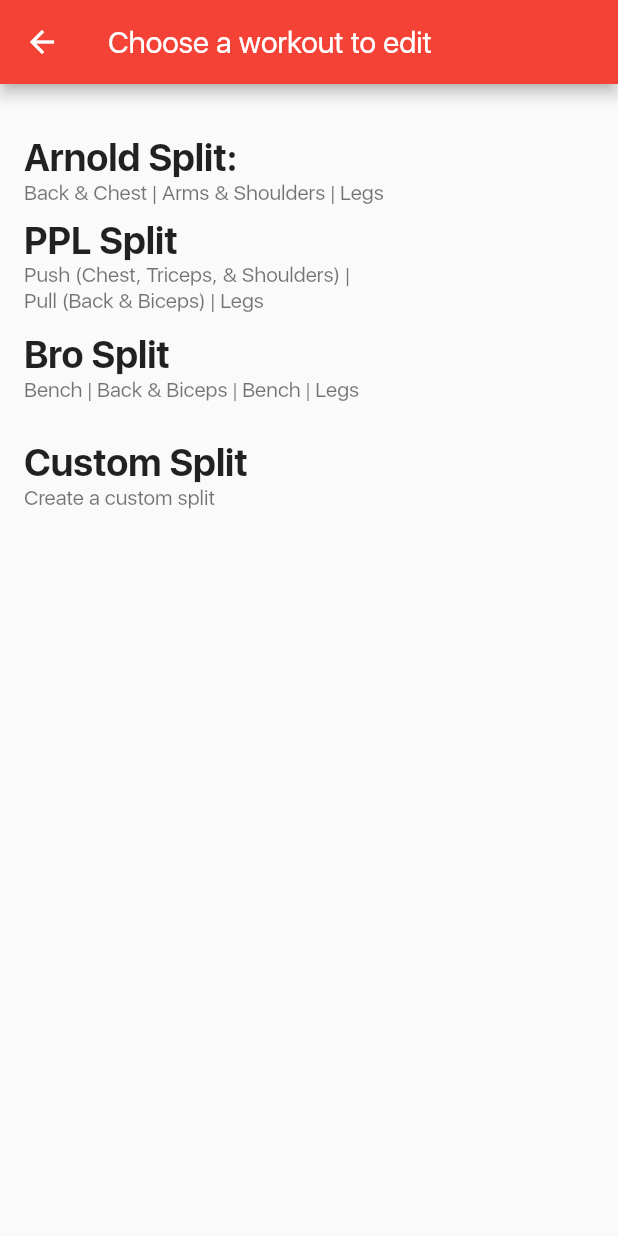
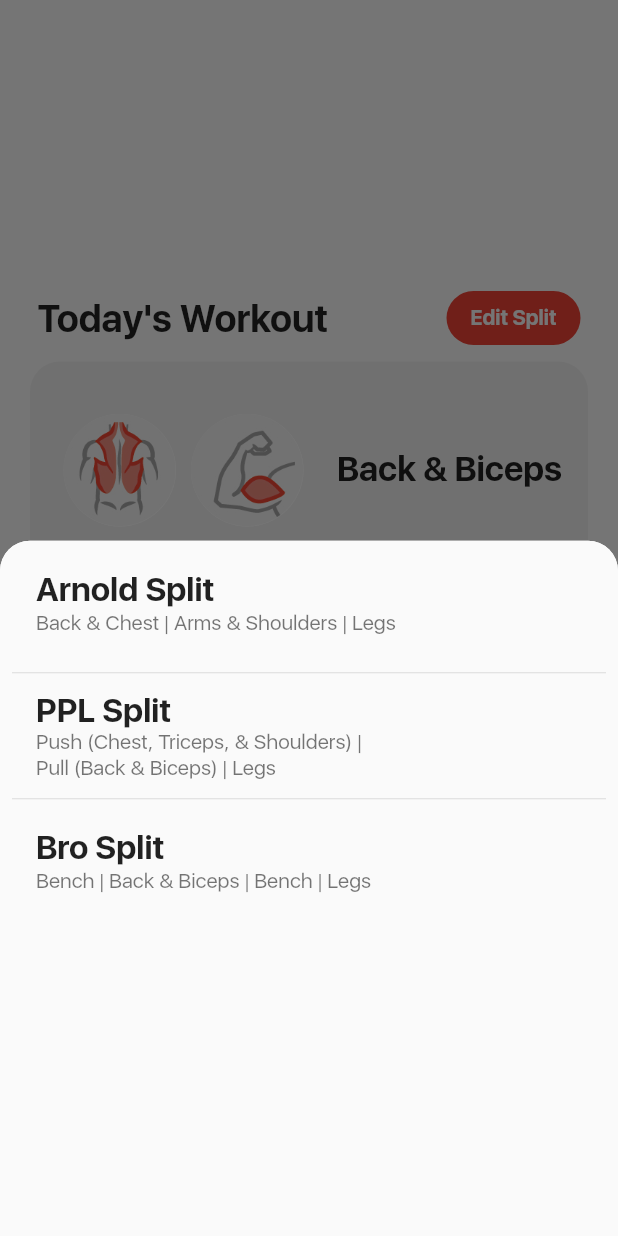
Before and after one commit to TrevorHuval/Mog, a Flutter app: the Fitness screen opened directly, after a tap on "Edit Split", on a phone screen of 412 x 824 dp. Run offline on Flutter 3.47's test engine with Material 2 defaults, Android fonts, the phone set to English and light mode, and no system bars; our stand-ins replace cloud_firestore, convex_bottom_bar, firebase_auth, firebase_core, fl_chart, percent_indicator and 1 more; missing offline and left inert: cloud_firestore_web, firebase_auth_web, firebase_core_web, firebase_database_web; accounts and stored records are empty; project files that could hold a hidden picture were left out.

Commit message:
Added bottom selection for split

```diff
--- a/lib/screens/fitness.dart
+++ b/lib/screens/fitness.dart
@@ -38,24 +38,37 @@ class _Fitness extends State<Fitness> {
                             fontWeight: FontWeight.bold,
                           )),
                     ),
-                    Container(
+                    GestureDetector(
+                      child: Container(
                         margin: EdgeInsets.only(right: 25),
                         child: ElevatedButton(
                           style: ElevatedButton.styleFrom(
                               elevation: 0,
-                            shape: new RoundedRectangleBorder(
-                                borderRadius: new BorderRadius.circular(20))),
+                              shape: RoundedRectangleBorder(
+                                  borderRadius: BorderRadius.circular(20))),
                           onPressed: () {
-                          Navigator.push(
-                            context,
-                            MaterialPageRoute(
-                              builder: (context) => split(),
-                            ),
-                          );
+                            showModalBottomSheet(
+                                shape: RoundedRectangleBorder(
+                                    borderRadius: BorderRadius.circular(20)),
+                                context: context,
+                                builder: (context) {
+                                  return Container(
+                                      decoration: BoxDecoration(
+                                          color: Theme.of(context).canvasColor,
+                                          borderRadius: const BorderRadius.only(
+                                            topLeft: Radius.circular(20),
+                                            topRight: Radius.circular(20),
+                                          )),
+                                      child: Padding(
+                                        padding: const EdgeInsets.all(8.0),
+                                        child: split(),
+                                      ));
+                                });
                           },
                           child: const Text(
                             "Edit Split",
                             style: TextStyle(fontWeight: FontWeight.bold),
+                          ),
                         ),
                       ),
                     ),
--- a/lib/screens/split.dart
+++ b/lib/screens/split.dart
@@ -1,70 +1,54 @@
-// ignore_for_file: unused_import, prefer_const_constructors, prefer_const_literals_to_create_immutables
-
 import 'package:flutter/cupertino.dart';
 import 'package:flutter/material.dart';
 import 'package:flutter/painting.dart';
 import 'package:flutter/rendering.dart';
 import 'package:flutter/widgets.dart';
-import '../widgets/group_profile.dart';
 
 class split extends StatelessWidget {
   @override
   Widget build(BuildContext context) {
-    return DefaultTabController(
-      length: 2,
-      child: Scaffold(
-        appBar: AppBar(
-          title: Text('Choose a workout to edit'),
-          backgroundColor: Colors.red,
-        ),
-        body: Center(
-          // child: NotificationListener<OverscrollIndicatorNotification>(
-          //   onNotification: (OverscrollIndicatorNotification overScroll) {
-          //     overScroll.disallowGlow();
-          //     return false;
-          //   },
-          // ),
-          child: ListView(
-            children: <Widget>[
-              ListTile(
-                title: Text(
-                  '\nArnold Split:',
-                  style: TextStyle(fontSize: 25, fontWeight: FontWeight.bold),
-                ),
-                subtitle: Text('Back & Chest | Arms & Shoulders | Legs'),
-                onTap: () {},
+    return Scaffold(
+      body: Column(
+        mainAxisAlignment: MainAxisAlignment.center,
+        mainAxisSize: MainAxisSize.min,
+        children: [
+          ListTile(
+            title: const Text(
+              'Arnold Split',
+              style: TextStyle(
+                fontSize: 22,
+                fontWeight: FontWeight.bold,
               ),
-              ListTile(
-                title: Text(
-                  'PPL Split',
-                  style: TextStyle(fontSize: 25, fontWeight: FontWeight.bold),
-                ),
-                subtitle: Text(
-                    'Push (Chest, Triceps, & Shoulders) |\nPull (Back & Biceps) | Legs'),
-                onTap: () {},
-              ),
-              ListTile(
-                title: Text(
-                  'Bro Split',
-                  style: TextStyle(fontSize: 25, fontWeight: FontWeight.bold),
-                ),
-                subtitle: Text('Bench | Back & Biceps | Bench | Legs'),
-                onTap: () {},
-              ),
-              ListTile(
-                title: Text(
-                  'Custom Split',
-                  style: TextStyle(
-                    fontSize: 25,
-                    fontWeight: FontWeight.bold,
-                  ),
-                ),
-                subtitle: Text('Create a custom split'),
-                onTap: () {},
-              ),
-            ],
+            ),
+            subtitle: const Text('Back & Chest | Arms & Shoulders | Legs'),
+            onTap: () {
+              Navigator.pop(context);
+            },
           ),
-        ),
+          const Divider(),
+          ListTile(
+            title: const Text(
+              'PPL Split',
+              style: TextStyle(fontSize: 22, fontWeight: FontWeight.bold),
+            ),
+            subtitle: const Text(
+                'Push (Chest, Triceps, & Shoulders) |\nPull (Back & Biceps) | Legs'),
+            onTap: () {
+              Navigator.pop(context);
+            },
+          ),
+          const Divider(),
+          ListTile(
+            title: const Text(
+              'Bro Split',
+              style: TextStyle(fontSize: 22, fontWeight: FontWeight.bold),
+            ),
+            subtitle: const Text('Bench | Back & Biceps | Bench | Legs'),
+            onTap: () {
+              Navigator.pop(context);
+            },
+          ),
+        ],
       ),
     );
   }
```
Lines whose indentation alone changed are shown as unchanged.
